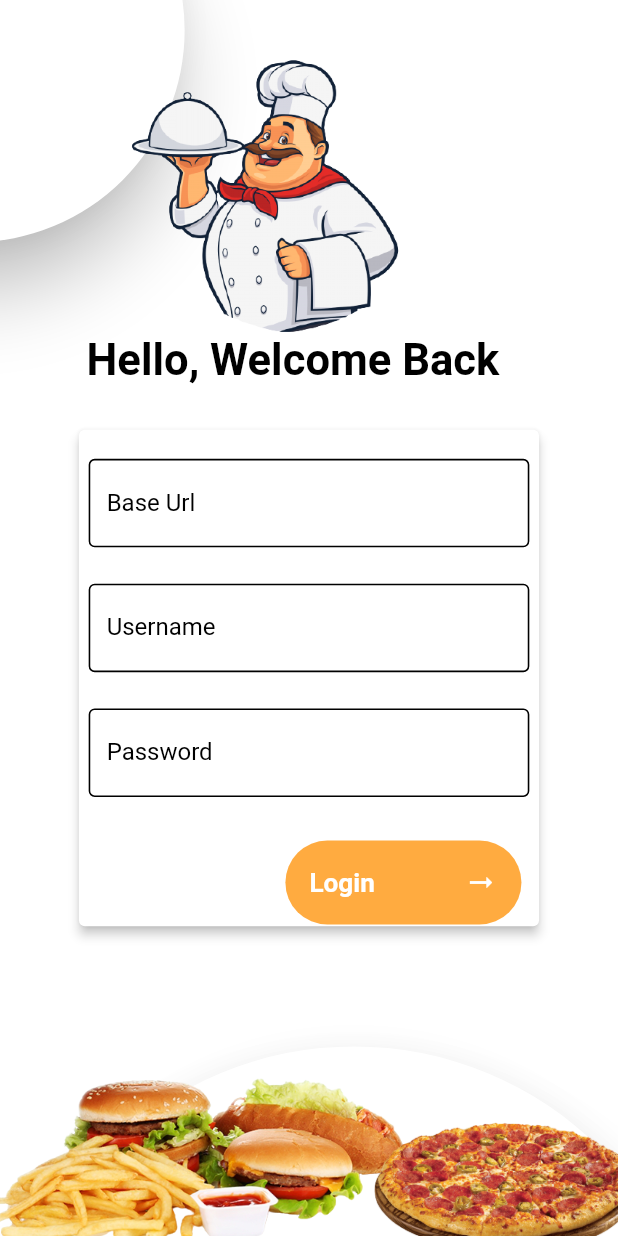
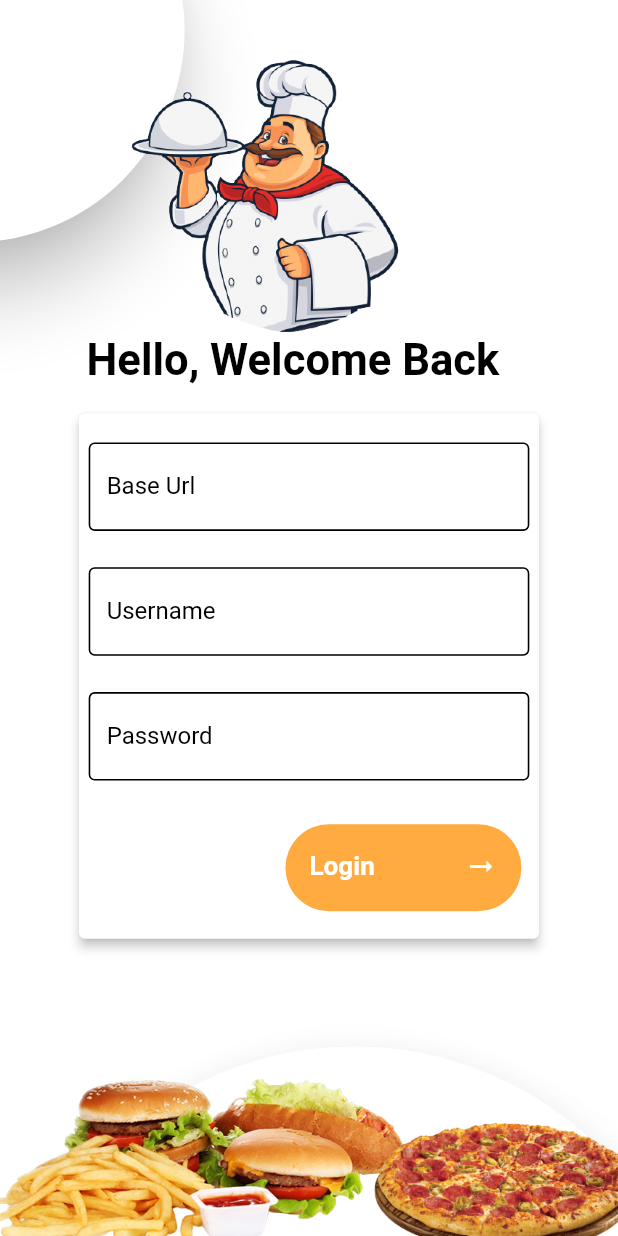
Before and after one commit to bikashbbb/eResturant, a Flutter app: the screen it shows after launch, on a phone screen of 412 x 824 dp. Run offline on Flutter 3.47's test engine with Material 2 defaults, Android fonts, the phone set to English and light mode, and no system bars; our stand-ins replace flutter_screenutil, get, hive; accounts and stored records are empty.

Commit message:
some padding fixes

```diff
--- a/app/lib/palette/buttons.dart
+++ b/app/lib/palette/buttons.dart
@@ -4,6 +4,7 @@ import 'package:flutter_screenutil/flutter_screenutil.dart';
 
 Widget loginbutton(var title) {
   return Container(
+      height: 60.h,
       decoration: BoxDecoration(
           shape: BoxShape.rectangle,
           color: Colors.orangeAccent,
@@ -16,6 +17,7 @@ Widget loginbutton(var title) {
               color: Colors.white,
               fontWeight: FontWeight.bold,
               fontSize: 18.sp),
+              //https://erestuarantwebapi20211115232617.azurewebsites.net/api
         ),
         trailing: LoginController.to.isloading
             ? const CircularProgressIndicator(
--- a/app/lib/screens/loginpage.dart
+++ b/app/lib/screens/loginpage.dart
@@ -35,7 +35,7 @@ class Login extends StatelessWidget {
             // login card
             Center(
                 child: Padding(
-              padding: const EdgeInsets.only(top: 80),
+              padding: EdgeInsets.only(top: 80.h),
               child: LoginForm(context),
             ))
           ],
@@ -47,7 +47,7 @@ class Login extends StatelessWidget {
         init: LoginController(),
         builder: (_) {
           return SizedBox(
-            height: 350.h,
+            height: 370.h,
             width: 300.w,
             child: Card(
               elevation: 3,
```
Also changed, not shown: app/pubspec.lock, 1 other file.
